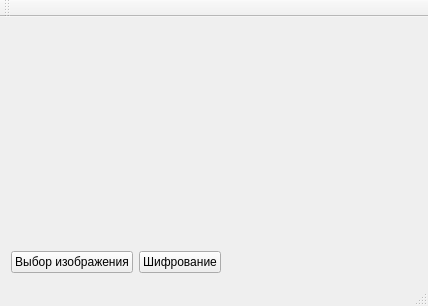
Domerk/SUAI_InfoSecurity, file Inform_Lab2/mw.ui: the form before one commit.
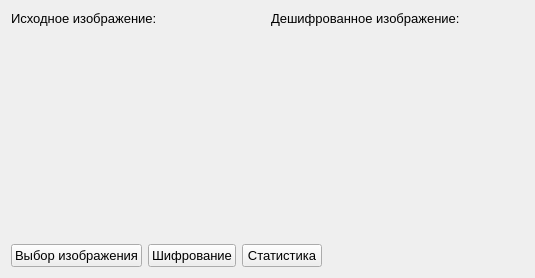
The form after the commit.

```diff
--- a/Inform_Lab2/mw.ui
+++ b/Inform_Lab2/mw.ui
@@ -6,8 +6,8 @@
    <rect>
     <x>0</x>
     <y>0</y>
-    <width>428</width>
-    <height>306</height>
+    <width>535</width>
+    <height>278</height>
    </rect>
   </property>
   <property name="windowTitle">
@@ -20,6 +20,26 @@
       <item>
        <layout class="QHBoxLayout" name="horizontalLayout">
         <item>
+         <layout class="QVBoxLayout" name="verticalLayout_3">
+          <item>
+           <widget class="QLabel" name="label">
+            <property name="sizePolicy">
+             <sizepolicy hsizetype="Fixed" vsizetype="Fixed">
+              <horstretch>0</horstretch>
+              <verstretch>0</verstretch>
+             </sizepolicy>
+            </property>
+            <property name="font">
+             <font>
+              <pointsize>10</pointsize>
+             </font>
+            </property>
+            <property name="text">
+             <string>Исходное изображение:</string>
+            </property>
+           </widget>
+          </item>
+          <item>
          <widget class="QLabel" name="lblOrigin">
           <property name="minimumSize">
            <size>
@@ -41,6 +61,28 @@
           </property>
          </widget>
         </item>
+         </layout>
+        </item>
+        <item>
+         <layout class="QVBoxLayout" name="verticalLayout_4">
+          <item>
+           <widget class="QLabel" name="label_2">
+            <property name="sizePolicy">
+             <sizepolicy hsizetype="Fixed" vsizetype="Fixed">
+              <horstretch>0</horstretch>
+              <verstretch>0</verstretch>
+             </sizepolicy>
+            </property>
+            <property name="font">
+             <font>
+              <pointsize>10</pointsize>
+             </font>
+            </property>
+            <property name="text">
+             <string>Дешифрованное изображение:</string>
+            </property>
+           </widget>
+          </item>
         <item>
          <widget class="QLabel" name="lblCrypt">
           <property name="minimumSize">
@@ -65,10 +107,17 @@
         </item>
        </layout>
       </item>
+       </layout>
+      </item>
       <item>
        <layout class="QHBoxLayout" name="horizontalLayout_2">
         <item>
          <widget class="QPushButton" name="pbImg">
+          <property name="font">
+           <font>
+            <pointsize>10</pointsize>
+           </font>
+          </property>
           <property name="text">
            <string>Выбор изображения</string>
           </property>
@@ -76,11 +125,28 @@
         </item>
         <item>
          <widget class="QPushButton" name="pbStart">
+          <property name="font">
+           <font>
+            <pointsize>10</pointsize>
+           </font>
+          </property>
           <property name="text">
            <string>Шифрование</string>
           </property>
          </widget>
         </item>
+        <item>
+         <widget class="QPushButton" name="pbInfo">
+          <property name="font">
+           <font>
+            <pointsize>10</pointsize>
+           </font>
+          </property>
+          <property name="text">
+           <string>Статистика</string>
+          </property>
+         </widget>
+        </item>
         <item>
          <spacer name="horizontalSpacer">
           <property name="orientation">
@@ -100,25 +166,6 @@
     </item>
    </layout>
   </widget>
-  <widget class="QMenuBar" name="menuBar">
-   <property name="geometry">
-    <rect>
-     <x>0</x>
-     <y>0</y>
-     <width>428</width>
-     <height>21</height>
-    </rect>
-   </property>
-  </widget>
-  <widget class="QToolBar" name="mainToolBar">
-   <attribute name="toolBarArea">
-    <enum>TopToolBarArea</enum>
-   </attribute>
-   <attribute name="toolBarBreak">
-    <bool>false</bool>
-   </attribute>
-  </widget>
-  <widget class="QStatusBar" name="statusBar"/>
  </widget>
  <layoutdefault spacing="6" margin="11"/>
  <resources/>
```
Lines whose indentation alone changed are shown as unchanged.
